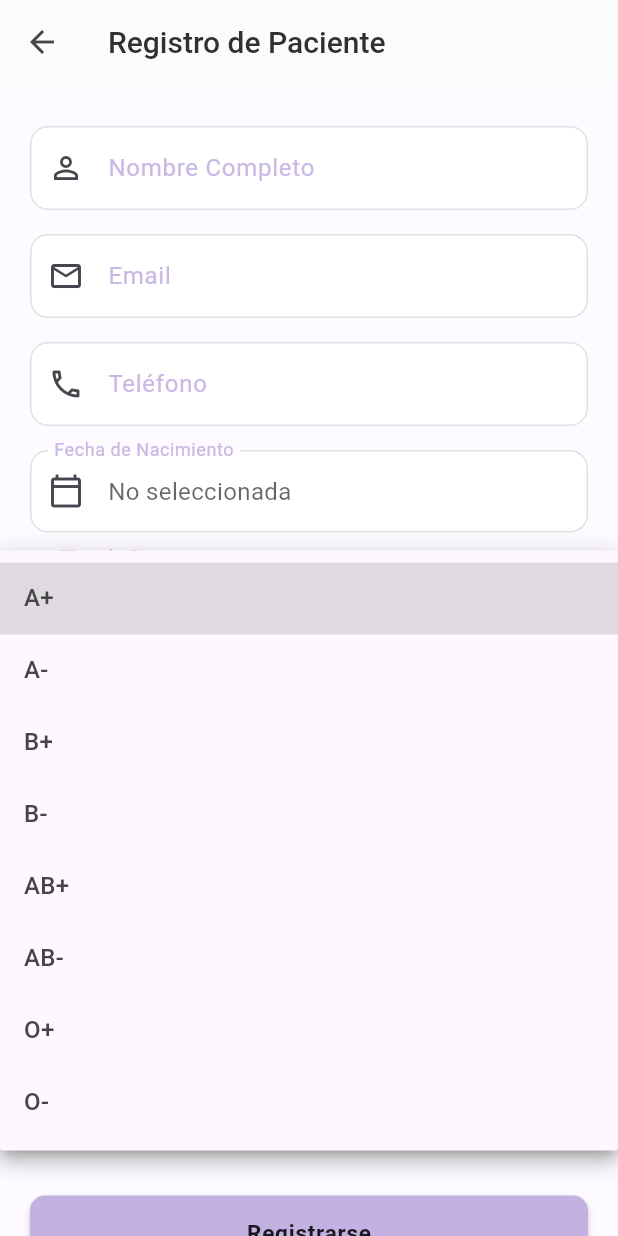
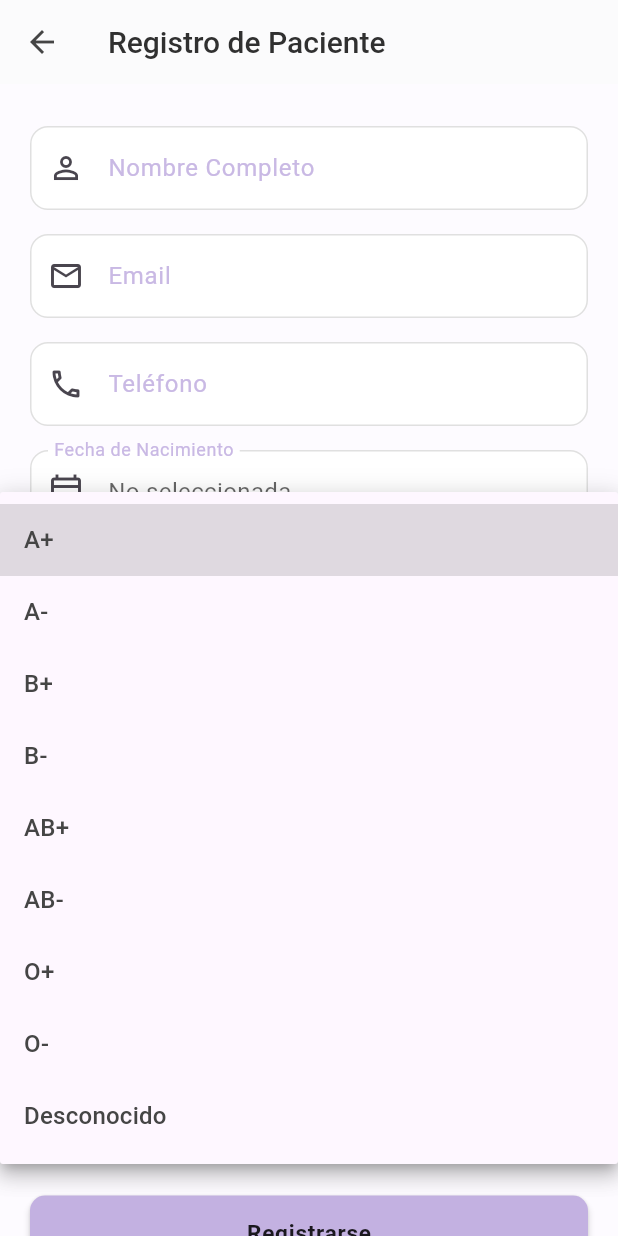
Before and after one commit to GUAF272004/OuroCareBase, a Flutter app: the PatientRegistrationScreen screen opened directly, after a tap on "Seleccione...", on a phone screen of 412 x 824 dp. Run offline on Flutter 3.47's test engine with Material 3 defaults, Android fonts, the phone set to English and light mode, and no system bars; our stand-ins replace qr_flutter; missing offline and left inert: mobile_scanner; accounts and stored records are empty; Roboto replaces fonts that are missing (System).

Commit message:
Registros Completos

```diff
--- a/lib/screens/registration/patient_registration_screen.dart
+++ b/lib/screens/registration/patient_registration_screen.dart
@@ -26,7 +26,7 @@ class _PatientRegistrationScreenState extends State<PatientRegistrationScreen> {
   // String _identificacionOficialPath;
   // String _fotografiaPath;
 
-  final List<String> _tiposDeSangre = ['A+', 'A-', 'B+', 'B-', 'AB+', 'AB-', 'O+', 'O-'];
+  final List<String> _tiposDeSangre = ['A+', 'A-', 'B+', 'B-', 'AB+', 'AB-', 'O+', 'O-', 'Desconocido'];
 
 
   @override
```
